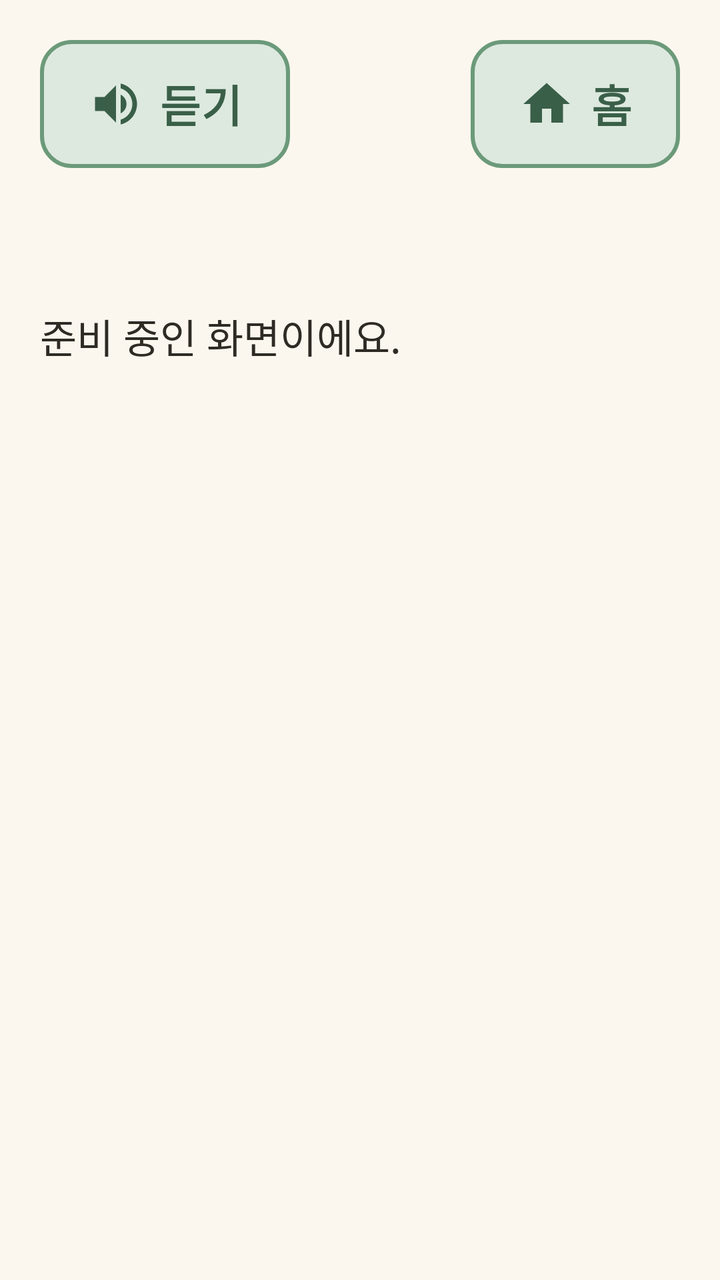
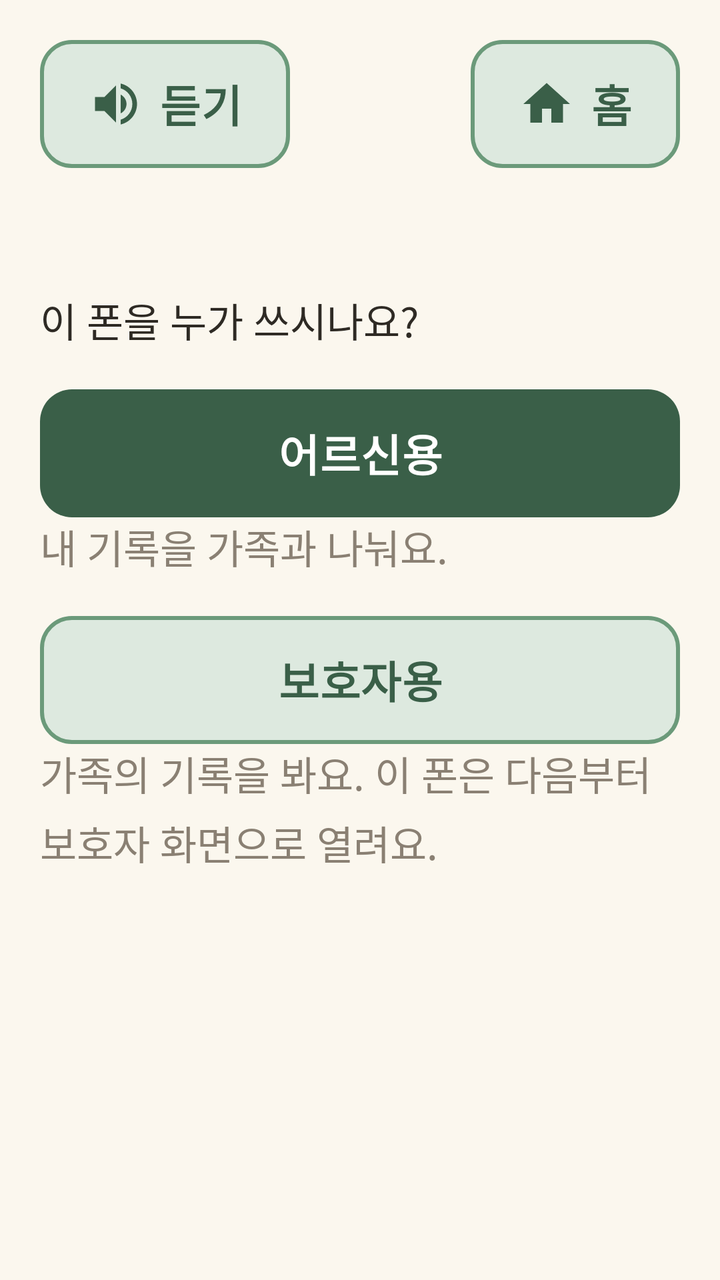

Compare the two renders of this Android layout. The source of the first and the diff that turns it into the second are given below.
<!-- AndroidManifest.xml: application theme Theme.Dorawing -->
<!-- res/layout/activity_guardian_role_select.xml -->
<?xml version="1.0" encoding="utf-8"?>
<LinearLayout xmlns:android="http://schemas.android.com/apk/res/android"
    android:layout_width="match_parent"
    android:layout_height="match_parent"
    android:orientation="vertical"
    android:padding="@dimen/screen_padding">

    <include
        android:id="@+id/topBar"
        layout="@layout/view_top_bar" />

    <TextView
        android:layout_width="match_parent"
        android:layout_height="wrap_content"
        android:layout_marginTop="@dimen/screen_padding"
        android:text="@string/screen_preparing" />
</LinearLayout>
<!-- res/layout/view_top_bar.xml (included above) -->
<?xml version="1.0" encoding="utf-8"?>
<LinearLayout xmlns:android="http://schemas.android.com/apk/res/android"
    xmlns:app="http://schemas.android.com/apk/res-auto"
    android:layout_width="match_parent"
    android:layout_height="wrap_content"
    android:orientation="vertical">

    <LinearLayout
        android:layout_width="match_parent"
        android:layout_height="wrap_content"
        android:gravity="center_vertical"
        android:orientation="horizontal">

        <com.google.android.material.button.MaterialButton
            android:id="@+id/btnSpeak"
            style="@style/Button.Secondary"
            android:layout_width="wrap_content"
            android:layout_height="wrap_content"
            android:text="@string/top_speak"
            app:icon="@drawable/ic_speaker" />

        <Space
            android:layout_width="0dp"
            android:layout_height="0dp"
            android:layout_weight="1" />

        <com.google.android.material.button.MaterialButton
            android:id="@+id/btnHome"
            style="@style/Button.Secondary"
            android:layout_width="wrap_content"
            android:layout_height="wrap_content"
            android:text="@string/top_home"
            app:icon="@drawable/ic_home" />
    </LinearLayout>

    <TextView
        android:id="@+id/tvTitle"
        style="@style/Text.Title"
        android:layout_width="match_parent"
        android:layout_height="wrap_content"
        android:layout_marginTop="@dimen/gap" />
</LinearLayout>
<!-- resources referenced by this layout -->
<resources>
  <dimen name="gap">12dp</dimen>
  <dimen name="screen_padding">20dp</dimen>
  <!-- drawable ic_home (drawable) -->
  <vector xmlns:android="http://schemas.android.com/apk/res/android"
      android:width="24dp"
      android:height="24dp"
      android:viewportWidth="24"
      android:viewportHeight="24">
      <path
          android:fillColor="#FF000000"
          android:pathData="M10,20v-6h4v6h5v-8h3L12,3 2,12h3v8z" />
  </vector>
  <string name="screen_preparing">준비 중인 화면이에요.</string>
  <string name="top_home">홈</string>
  <string name="top_speak">듣기</string>
  <style name="Button.Secondary" parent="Button.Primary">
          <item name="backgroundTint">@color/green_light</item>
          <item name="android:textColor">@color/green_dark</item>
          <item name="iconTint">@color/green_dark</item>
          <item name="strokeColor">@color/green_mid</item>
          <item name="strokeWidth">@dimen/button_stroke</item>
      </style>
  <style name="Text.Title" parent="Text.Body">
          <item name="android:textSize">@dimen/text_title</item>
          <item name="android:textStyle">bold</item>
          <item name="android:textColor">@color/green_dark</item>
      </style>
  <color name="green_light">#DDE9DF</color>
  <color name="green_dark">#3A5F48</color>
  <color name="green_mid">#6B9A7A</color>
  <dimen name="button_stroke">2dp</dimen>
  <style name="Text.Body" parent="Widget.MaterialComponents.TextView">
          <item name="android:textSize">@dimen/text_body</item>
          <item name="android:lineBreakWordStyle" tools:targetApi="33">phrase</item>
          <item name="android:textColor">@color/text_main</item>
          <item name="android:lineSpacingMultiplier">1.2</item>
      </style>
  <dimen name="text_title">28sp</dimen>
  <color name="white">#FFFFFFFF</color>
  <color name="coral_dark">#C85A41</color>
  <color name="cream">#FBF7EE</color>
  <color name="text_main">#2E2A24</color>
  <dimen name="button_height">64dp</dimen>
  <dimen name="text_button">22sp</dimen>
  <dimen name="corner">16dp</dimen>
  <dimen name="icon_size">28dp</dimen>
  <dimen name="text_body">20sp</dimen>
  <style name="Dialog.Title" parent="MaterialAlertDialog.Material3.Title.Text">
          <item name="android:textSize">@dimen/text_title</item>
          <item name="android:textStyle">bold</item>
          <item name="android:textColor">@color/green_dark</item>
      </style>
  <style name="Dialog.Body" parent="MaterialAlertDialog.Material3.Body.Text">
          <item name="android:textSize">@dimen/text_body</item>
          <item name="android:lineBreakWordStyle" tools:targetApi="33">phrase</item>
          <item name="android:textColor">@color/text_main</item>
      </style>
  <style name="Dialog.Button" parent="Widget.Material3.Button.TextButton.Dialog">
          <item name="android:textSize">@dimen/text_button</item>
          <item name="android:minHeight">@dimen/button_height</item>
          <item name="android:textColor">@color/green_dark</item>
      </style>
  <style name="Dialog.Button.Keep" parent="Widget.Material3.Button">
          <item name="android:textSize">@dimen/text_button</item>
          <item name="android:textStyle">bold</item>
          <item name="android:minHeight">@dimen/button_height</item>
          <item name="cornerRadius">@dimen/corner</item>
          <item name="backgroundTint">@color/green_dark</item>
          <item name="android:textColor">@color/white</item>
      </style>
  <!-- unchanged entries left out for length: 4 -->
</resources>

<!-- the commit's change to res/layout/activity_guardian_role_select.xml (unified diff, before → after) -->
@@ -9,11 +9,51 @@
         android:id="@+id/topBar"
         layout="@layout/view_top_bar" />
 
-    <TextView
+    <ScrollView
         android:layout_width="match_parent"
-        android:layout_height="wrap_content"
-        android:layout_marginTop="@dimen/screen_padding"
-        android:text="@string/screen_preparing" />
+        android:layout_height="0dp"
+        android:layout_weight="1"
+        android:fadeScrollbars="false">
+
+        <LinearLayout
+            android:layout_width="match_parent"
+            android:layout_height="wrap_content"
+            android:orientation="vertical">
+
+            <TextView
+                android:layout_width="match_parent"
+                android:layout_height="wrap_content"
+                android:layout_marginTop="@dimen/gap"
+                android:text="@string/role_guide" />
+
+            <com.google.android.material.button.MaterialButton
+                android:id="@+id/btnElder"
+                android:layout_width="match_parent"
+                android:layout_height="wrap_content"
+                android:layout_marginTop="@dimen/screen_padding"
+                android:text="@string/role_elder" />
+
+            <TextView
+                style="@style/Text.Sub"
+                android:layout_width="match_parent"
+                android:layout_height="wrap_content"
+                android:text="@string/role_elder_help" />
+
+            <com.google.android.material.button.MaterialButton
+                android:id="@+id/btnGuardian"
+                style="@style/Button.Secondary"
+                android:layout_width="match_parent"
+                android:layout_height="wrap_content"
+                android:layout_marginTop="@dimen/screen_padding"
+                android:text="@string/role_guardian" />
+
+            <TextView
+                style="@style/Text.Sub"
+                android:layout_width="match_parent"
+                android:layout_height="wrap_content"
+                android:text="@string/role_guardian_help" />
+        </LinearLayout>
+    </ScrollView>
 </LinearLayout>
 <!-- res/layout/view_top_bar.xml (included above) -->
 <?xml version="1.0" encoding="utf-8"?>
<!-- resource entries referenced after the edit -->
@@ -12,7 +12,11 @@
           android:fillColor="#FF000000"
           android:pathData="M10,20v-6h4v6h5v-8h3L12,3 2,12h3v8z" />
   </vector>
-  <string name="screen_preparing">준비 중인 화면이에요.</string>
+  <string name="role_elder">어르신용</string>
+  <string name="role_elder_help">내 기록을 가족과 나눠요.</string>
+  <string name="role_guardian">보호자용</string>
+  <string name="role_guardian_help">가족의 기록을 봐요. 이 폰은 다음부터 보호자 화면으로 열려요.</string>
+  <string name="role_guide">이 폰을 누가 쓰시나요?</string>
   <string name="top_home">홈</string>
   <string name="top_speak">듣기</string>
   <style name="Button.Secondary" parent="Button.Primary">
@@ -21,6 +25,9 @@
           <item name="iconTint">@color/green_dark</item>
           <item name="strokeColor">@color/green_mid</item>
           <item name="strokeWidth">@dimen/button_stroke</item>
+      </style>
+  <style name="Text.Sub" parent="Text.Body">
+          <item name="android:textColor">@color/text_sub</item>
       </style>
   <style name="Text.Title" parent="Text.Body">
           <item name="android:textSize">@dimen/text_title</item>
@@ -37,6 +44,7 @@
           <item name="android:textColor">@color/text_main</item>
           <item name="android:lineSpacingMultiplier">1.2</item>
       </style>
+  <color name="text_sub">#8A8073</color>
   <dimen name="text_title">28sp</dimen>
   <color name="white">#FFFFFFFF</color>
   <color name="coral_dark">#C85A41</color>
